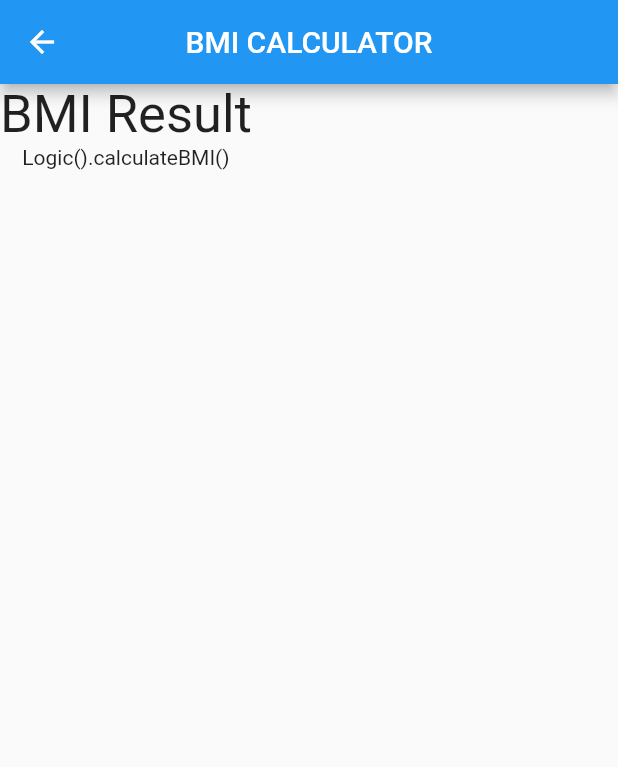
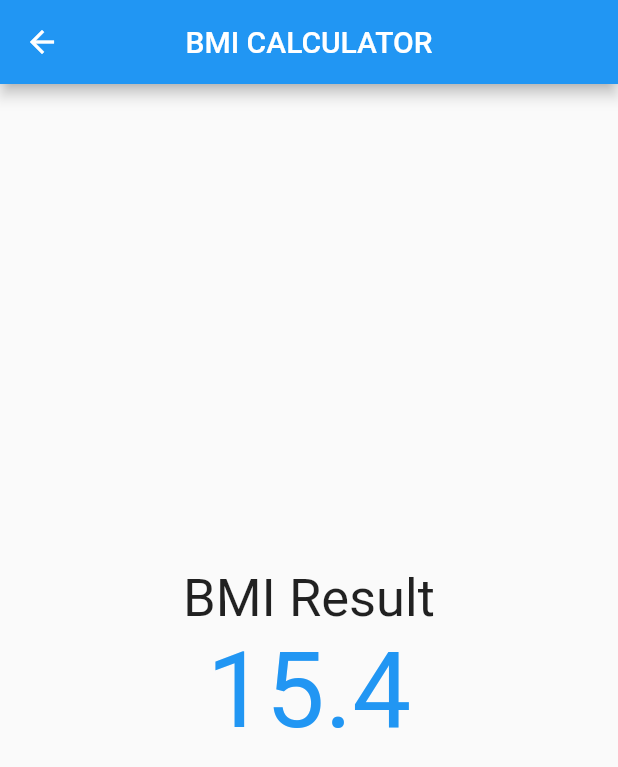
Before and after one commit to asamoah-fred/BMI-Calculator, a Flutter app: the screen it shows after launch, after a tap on "CALCULATE", on a phone screen of 412 x 824 dp. Shown: the top 767 px of the screen. Run offline on Flutter 3.47's test engine with Material 2 defaults, Android fonts, the phone set to English and light mode, and no system bars; our stand-ins replace font_awesome_flutter.

Commit message:
BMI Results

```diff
--- a/lib/formula.dart
+++ b/lib/formula.dart
@@ -1,7 +1,7 @@
 import 'dart:math';
 
 class Logic {
-  double? calculateBMI(int height, int weight) {
+  double calculateBMI(int height, int weight) {
     double bmi = weight / pow(height / 100, 2);
     return bmi;
   }
--- a/lib/input_page.dart
+++ b/lib/input_page.dart
@@ -18,7 +18,7 @@ class _InputPageState extends State<InputPage> {
   // int? sliderValue;
   // double value = 10;
   // bool _value = true;
-  double _currentSliderValue = 20;
+  int _currentSliderValue = 180;
   int weight = 50;
   int age = 30;
 
@@ -155,16 +155,16 @@ class _InputPageState extends State<InputPage> {
                           ],
                         ),
                         Slider(
-                          value: _currentSliderValue,
-                          // min: 1,
-                          max: 255,
+                          value: _currentSliderValue.toDouble(),
+                          min: 10.0,
+                          max: 255.0,
                           // divisions: 10,
-                          divisions: 20,
-                          label: _currentSliderValue.round().toString(),
+                          // divisions: 20,
+                          // label: _currentSliderValue.round().toString(),
                           onChanged: (value) {
                             setState(
                               () {
-                                _currentSliderValue = value;
+                                _currentSliderValue = value.toInt();
                               },
                             );
                           },
@@ -322,9 +322,9 @@ class _InputPageState extends State<InputPage> {
                 context,
                 MaterialPageRoute(
                   builder: (context) => ResultsPage(
-                    height: 130,
-                    weight: 50,
-                    age: 30,
+                    height: _currentSliderValue,
+                    weight: weight,
+                    age: age,
                   ),
                 ),
               );
--- a/lib/results_page.dart
+++ b/lib/results_page.dart
@@ -1,21 +1,29 @@
+// ignore_for_file: unnecessary_string_interpolations
+
 import 'package:flutter/material.dart';
 import 'package:bmi_calculator/formula.dart';
 
 class ResultsPage extends StatefulWidget {
-  int? weight;
-  int? height;
-  int? age;
+  int weight;
+  int height;
+  int age;
   ResultsPage(
-      {Key? key,
-      @required this.height,
-      @required this.weight,
-      @required this.age})
+      {Key? key, required this.height, required this.weight, required this.age})
       : super(key: key);
   @override
   _ResultsPageState createState() => _ResultsPageState();
 }
 
 class _ResultsPageState extends State<ResultsPage> {
+  Logic logic = Logic();
+  double bmiResult = 0;
+
+  @override
+  void initState() {
+    bmiResult = logic.calculateBMI(widget.height, widget.weight);
+    super.initState();
+  }
+
   @override
   Widget build(BuildContext context) {
     return Scaffold(
@@ -25,7 +33,9 @@ class _ResultsPageState extends State<ResultsPage> {
         ),
         centerTitle: true,
       ),
-      body: Column(
+      body: Center(
+        child: Column(
+          mainAxisAlignment: MainAxisAlignment.center,
           children: [
             const Text(
               "BMI Result",
@@ -33,8 +43,15 @@ class _ResultsPageState extends State<ResultsPage> {
                 fontSize: 35,
               ),
             ),
-          Text('$Logic().calculateBMI()'),
+            Text(
+              '${bmiResult.toStringAsFixed(1)}',
+              style: const TextStyle(
+                fontSize: 70,
+                color: Colors.blue,
+              ),
+            ),
           ],
+        ),
       ),
     );
   }
```
Lines whose indentation alone changed are shown as unchanged.
